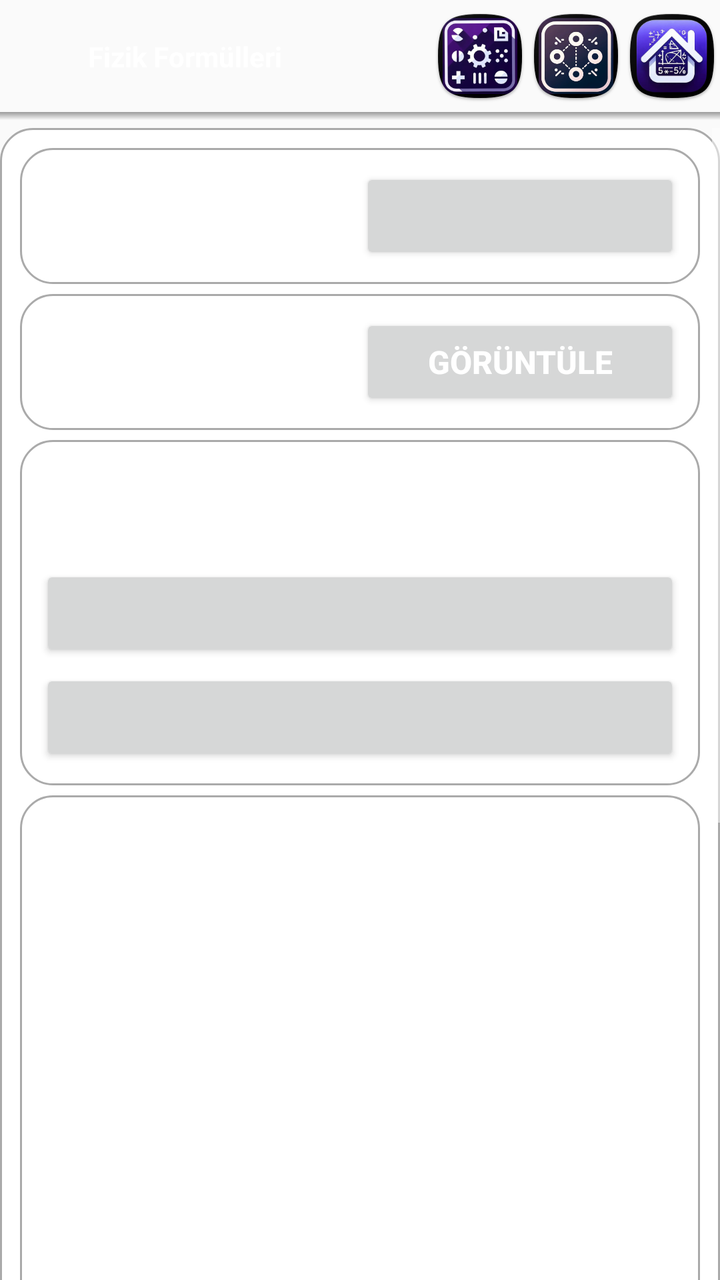
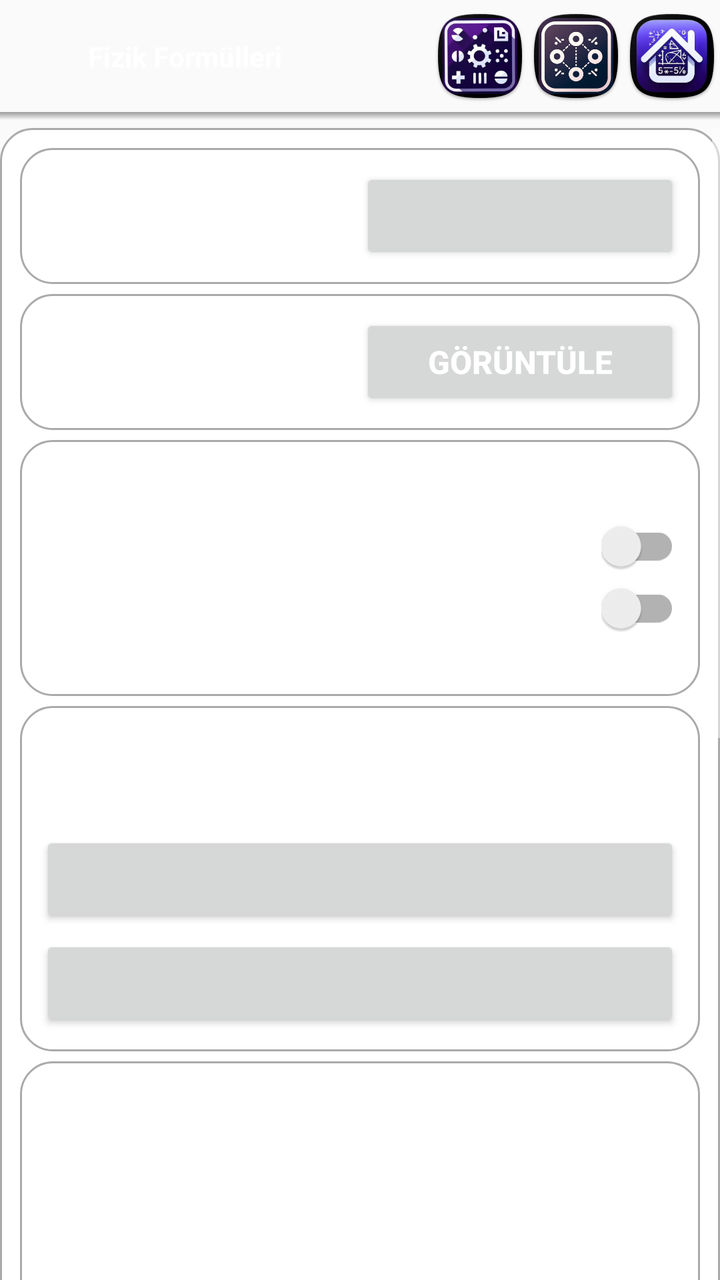

The first picture is an Android layout as it rendered before a commit; the second is the same layout after the commit. The layout source and the unified diff follow.
<!-- AndroidManifest.xml: application theme Theme.Nurullah -->
<!-- res/layout/activity_ayarlar.xml -->
<?xml version="1.0" encoding="utf-8"?>
<androidx.constraintlayout.widget.ConstraintLayout xmlns:android="http://schemas.android.com/apk/res/android"
    xmlns:app="http://schemas.android.com/apk/res-auto"
    xmlns:tools="http://schemas.android.com/tools"
    android:id="@+id/constraintlayout_1"
    android:layout_width="match_parent"
    android:layout_height="match_parent"
    tools:context=".Ayarlar">

    
    <include
        android:id="@+id/toolbar"
        layout="@layout/toolbar_layout_1"
        android:layout_width="match_parent"
        android:layout_height="wrap_content"
        android:elevation="4dp"
        app:layout_constraintTop_toTopOf="parent" />

    <View
        android:id="@+id/toolbar_shadow"
        android:layout_width="match_parent"
        android:layout_height="4dp"
        android:background="@drawable/toolbar_golge"
        app:layout_constraintTop_toBottomOf="@id/toolbar" />

    <ScrollView
        android:layout_width="0dp"
        android:layout_height="0dp"
        android:layout_marginTop="4dp"
        app:layout_constraintWidth_max="@dimen/content_max_width"
        app:layout_constraintTop_toBottomOf="@id/toolbar_shadow"
        app:layout_constraintStart_toStartOf="parent"
        app:layout_constraintEnd_toEndOf="parent"
        app:layout_constraintBottom_toBottomOf="parent">

        <LinearLayout
            android:id="@+id/linearlayout_1"
            android:layout_width="match_parent"
            android:layout_height="wrap_content"
            android:orientation="vertical"
            android:padding="10dp"
            android:background="@drawable/rounded_corners">

            <LinearLayout
                android:id="@+id/linearlayout_2"
                android:layout_width="match_parent"
                android:layout_height="wrap_content"
                android:orientation="horizontal"
                android:padding="10dp"
                android:background="@drawable/rounded_corners">
                <TextView
                    android:id="@+id/tv_oyver"
                    android:layout_width="0dp"
                    android:layout_height="wrap_content"
                    android:layout_weight="1"
                    android:textSize="16sp"
                    android:textStyle="bold" />
                <Button
                    android:id="@+id/btn_oyver"
                    android:layout_width="0dp"
                    android:layout_height="wrap_content"
                    android:layout_weight="1"
                    android:textSize="16sp"
                    android:textStyle="bold" />
            </LinearLayout>

            <LinearLayout
                android:id="@+id/linearlayout_privacy"
                android:layout_width="match_parent"
                android:layout_height="wrap_content"
                android:layout_marginTop="5dp"
                android:orientation="horizontal"
                android:padding="10dp"
                android:background="@drawable/rounded_corners">
                <TextView
                    android:id="@+id/tv_privacy"
                    android:layout_width="0dp"
                    android:layout_height="wrap_content"
                    android:layout_weight="1"
                    android:text="@string/privacy_policy"
                    android:textSize="16sp"
                    android:textStyle="bold" />
                <Button
                    android:id="@+id/btn_privacy"
                    android:layout_width="0dp"
                    android:layout_height="wrap_content"
                    android:layout_weight="1"
                    android:text="@string/privacy_policy_open"
                    android:textSize="16sp"
                    android:textStyle="bold" />
            </LinearLayout>

            <LinearLayout
                android:id="@+id/linearlayout_premium"
                android:layout_width="match_parent"
                android:layout_height="wrap_content"
                android:layout_marginTop="5dp"
                android:orientation="vertical"
                android:padding="10dp"
                android:background="@drawable/rounded_corners">

                <TextView
                    android:id="@+id/tv_premium_title"
                    android:layout_width="match_parent"
                    android:layout_height="wrap_content"
                    android:textSize="16sp"
                    android:textStyle="bold" />

                <TextView
                    android:id="@+id/tv_premium_status"
                    android:layout_width="match_parent"
                    android:layout_height="wrap_content"
                    android:layout_marginTop="4dp"
                    android:textSize="14sp" />

                <Button
                    android:id="@+id/btn_premium_buy"
                    android:layout_width="match_parent"
                    android:layout_height="wrap_content"
                    android:layout_marginTop="8dp"
                    android:textSize="15sp" />

                <Button
                    android:id="@+id/btn_premium_restore"
                    android:layout_width="match_parent"
                    android:layout_height="wrap_content"
                    android:layout_marginTop="4dp"
                    android:textSize="14sp" />
            </LinearLayout>

            <LinearLayout
                android:id="@+id/linearlayout_3"
                android:layout_width="match_parent"
                android:layout_height="wrap_content"
                android:layout_marginTop="5dp"
                android:orientation="vertical"
                android:padding="10dp"
                android:background="@drawable/rounded_corners">

                <TextView
                    android:id="@+id/tv_tema_sec"
                    android:layout_width="match_parent"
                    android:layout_height="wrap_content"
                    android:textSize="16sp"
                    android:textStyle="bold" />

                <RadioGroup
                    android:id="@+id/theme_group"
                    android:layout_width="match_parent"
                    android:layout_height="wrap_content"
                    android:orientation="vertical">

                    <RadioButton
                        android:id="@+id/radio_nurullah"
                        android:layout_width="match_parent"
                        android:layout_height="wrap_content" />
                    <TextView
                        android:layout_width="match_parent"
                        android:layout_height="wrap_content"
                        android:textSize="14sp"
                        android:textColor="#000000" />

                    <RadioButton
                        android:id="@+id/radio_nadiye"
                        android:layout_width="match_parent"
                        android:layout_height="wrap_content" />
                    <TextView
                        android:layout_width="match_parent"
                        android:layout_height="wrap_content"
                        android:textSize="14sp"
                        android:textColor="#000000" />

                    <RadioButton
                        android:id="@+id/radio_sude"
                        android:layout_width="match_parent"
                        android:layout_height="wrap_content" />
                    <TextView
                        android:layout_width="match_parent"
                        android:layout_height="wrap_content"
                        android:textSize="14sp"
                        android:textColor="#000000" />

                    <RadioButton
                        android:id="@+id/radio_kubra"
                        android:layout_width="match_parent"
                        android:layout_height="wrap_content" />
                    <TextView
                        android:layout_width="match_parent"
                        android:layout_height="wrap_content"
                        android:textSize="14sp"
                        android:textColor="#000000" />

                    <RadioButton
                        android:id="@+id/radio_zeynep"
                        android:layout_width="match_parent"
                        android:layout_height="wrap_content" />
                    <TextView
                        android:layout_width="match_parent"
                        android:layout_height="wrap_content"
                        android:textSize="14sp"
                        android:textColor="#000000" />

                    <RadioButton
                        android:id="@+id/radio_irem"
                        android:layout_width="match_parent"
                        android:layout_height="wrap_content" />
                    <TextView
                        android:layout_width="match_parent"
                        android:layout_height="wrap_content"
                        android:textSize="14sp"
                        android:textColor="#000000" />

                    <RadioButton
                        android:id="@+id/radio_ilknur"
                        android:layout_width="match_parent"
                        android:layout_height="wrap_content" />
                    <TextView
                        android:layout_width="match_parent"
                        android:layout_height="wrap_content"
                        android:textSize="14sp"
                        android:textColor="#000000" />

                    <RadioButton
                        android:id="@+id/radio_rukiye"
                        android:layout_width="match_parent"
                        android:layout_height="wrap_content" />
                    <TextView
                        android:layout_width="match_parent"
                        android:layout_height="wrap_content"
                        android:textSize="14sp"
                        android:textColor="#000000" />

                    <RadioButton
                        android:id="@+id/radio_hilal"
                        android:layout_width="match_parent"
                        android:layout_height="wrap_content" />
                    <TextView
                        android:layout_width="match_parent"
                        android:layout_height="wrap_content"
                        android:textSize="14sp"
                        android:textColor="#000000" />
                </RadioGroup>
            </LinearLayout>

            <LinearLayout
                android:id="@+id/linearlayout_4"
                android:layout_width="match_parent"
                android:layout_height="wrap_content"
                android:layout_marginTop="5dp"
                android:orientation="vertical"
                android:padding="10dp"
                android:background="@drawable/rounded_corners">
                <TextView
                    android:id="@+id/tv_dilsec"
                    android:layout_width="match_parent"
                    android:layout_height="wrap_content"
                    android:textSize="16sp"
                    android:textStyle="bold" />
                <RadioGroup
                    android:id="@+id/language_group"
                    android:layout_width="match_parent"
                    android:layout_height="wrap_content"
                    android:orientation="vertical">
                    <RadioButton
                        android:id="@+id/radio_english"
                        android:layout_width="wrap_content"
                        android:layout_height="wrap_content" />
                    <RadioButton
                        android:id="@+id/radio_turkish"
                        android:layout_width="wrap_content"
                        android:layout_height="wrap_content" />
                </RadioGroup>
            </LinearLayout>
        </LinearLayout>
    </ScrollView>
</androidx.constraintlayout.widget.ConstraintLayout>
<!-- res/layout/toolbar_layout_1.xml (included above) -->
<?xml version="1.0" encoding="utf-8"?>
<androidx.appcompat.widget.Toolbar xmlns:android="http://schemas.android.com/apk/res/android"
    xmlns:app="http://schemas.android.com/apk/res-auto"
    android:id="@+id/toolbar"
    android:layout_width="match_parent"
    android:layout_height="?attr/actionBarSize"
    app:contentInsetStart="0dp"
    app:contentInsetStartWithNavigation="0dp"
    app:contentInsetLeft="0dp"
    app:popupTheme="@style/ThemeOverlay.AppCompat.Light">

    <androidx.constraintlayout.widget.ConstraintLayout
        android:layout_width="match_parent"
        android:layout_height="match_parent">

        <ImageView
            android:id="@+id/logo"
            android:layout_width="@dimen/toolbar_logo_size"
            android:layout_height="@dimen/toolbar_logo_size"
            android:layout_marginStart="@dimen/toolbar_logo_margin_start"
            android:layout_marginEnd="@dimen/toolbar_logo_text_gap"
            android:adjustViewBounds="true"
            android:contentDescription="@string/image_todo_2"
            android:scaleType="fitCenter"
            android:src="@mipmap/ic_launcher"
            app:layout_constraintBottom_toBottomOf="parent"
            app:layout_constraintStart_toStartOf="parent"
            app:layout_constraintTop_toTopOf="parent" />

        <TextView
            android:id="@+id/text_container"
            android:layout_width="0dp"
            android:layout_height="wrap_content"
            android:ellipsize="end"
            android:gravity="center_vertical"
            android:maxLines="1"
            android:text="@string/toolbar_baslik_default"
            android:textSize="@dimen/toolbar_title_text"
            android:textStyle="bold"
            app:layout_constraintBottom_toBottomOf="parent"
            app:layout_constraintEnd_toStartOf="@id/view_container"
            app:layout_constraintStart_toEndOf="@id/logo"
            app:layout_constraintTop_toTopOf="parent" />

        <LinearLayout
            android:id="@+id/view_container"
            android:layout_width="wrap_content"
            android:layout_height="match_parent"
            android:gravity="center_vertical"
            android:orientation="horizontal"
            app:layout_constraintBottom_toBottomOf="parent"
            app:layout_constraintEnd_toEndOf="parent"
            app:layout_constraintTop_toTopOf="parent">

            <ImageButton
                android:id="@+id/btn_settings"
                android:layout_width="wrap_content"
                android:layout_height="match_parent"
                android:background="?attr/selectableItemBackground"
                android:contentDescription="@string/image_todo_3"
                android:src="@mipmap/ayarlar_011" />

            <ImageButton
                android:id="@+id/btn_share"
                android:layout_width="wrap_content"
                android:layout_height="match_parent"
                android:background="?attr/selectableItemBackground"
                android:contentDescription="@string/image_todo_4"
                android:src="@mipmap/paylas_03" />

            <ImageButton
                android:id="@+id/btn_home"
                android:layout_width="wrap_content"
                android:layout_height="match_parent"
                android:background="?attr/selectableItemBackground"
                android:contentDescription="@string/image_todo_5"
                android:src="@mipmap/anasayfa_021" />
        </LinearLayout>
    </androidx.constraintlayout.widget.ConstraintLayout>
</androidx.appcompat.widget.Toolbar>
<!-- resources referenced by this layout -->
<resources>
  <dimen name="content_max_width">10000dp</dimen>
  <dimen name="toolbar_logo_margin_start">8dp</dimen>
  <dimen name="toolbar_logo_size">36dp</dimen>
  <dimen name="toolbar_logo_text_gap">18dp</dimen>
  <dimen name="toolbar_title_text">14sp</dimen>
  <!-- drawable rounded_corners (drawable) -->
  <?xml version="1.0" encoding="utf-8"?>
  <shape xmlns:android="http://schemas.android.com/apk/res/android">
      <solid android:color="@android:color/white"/>
      <corners android:radius="16dp"/>
      <stroke android:width="1dp" android:color="@android:color/darker_gray"/>
  </shape>
  <!-- drawable toolbar_golge (drawable) -->
  <?xml version="1.0" encoding="utf-8"?>
  <shape xmlns:android="http://schemas.android.com/apk/res/android"
      android:shape="rectangle" >
      <gradient
          android:angle="-90"
          android:endColor="#00000000"
          android:startColor="#60000000" />
      <corners android:radius="0dp" />
  </shape>
  <!-- mipmap anasayfa_021: png bitmap (mipmap-hdpi, 9917 bytes) -->
  <!-- mipmap ayarlar_011: png bitmap (mipmap-hdpi, 10237 bytes) -->
  <!-- mipmap ic_launcher (mipmap-anydpi-v26) -->
  <?xml version="1.0" encoding="utf-8"?>
  <adaptive-icon xmlns:android="http://schemas.android.com/apk/res/android">
      <background android:drawable="@drawable/ic_launcher_background"/>
      <foreground android:drawable="@mipmap/ic_launcher_foreground"/>
  </adaptive-icon>
  <!-- mipmap paylas_03: png bitmap (mipmap-hdpi, 9670 bytes) -->
  <string name="image_todo_2">Logo</string>
  <string name="image_todo_3">Ayarlar</string>
  <string name="image_todo_4">Paylaş</string>
  <string name="image_todo_5">Ana Sayfa</string>
  <string name="privacy_policy">Gizlilik Politikası</string>
  <string name="privacy_policy_open">Görüntüle</string>
  <string name="toolbar_baslik_default">Fizik Formülleri</string>
  <style name="Theme.Nurullah" parent="Theme.MatematikBase">
          <item name="colorPrimary">@color/nurullah_primary</item>
              <item name="colorPrimaryDark">@color/nurullah_primary_dark</item>
              <item name="colorAccent">@color/nurullah_accent</item>
          </style>
  <style name="Theme.MatematikBase" parent="Theme.MaterialComponents.DayNight.NoActionBar.Bridge">
          <item name="android:textColor">@color/text_primary</item>
          <item name="android:textColorPrimary">@color/text_primary</item>
          <item name="android:textColorSecondary">@color/text_primary</item>
          <item name="android:textSize">14sp</item>
          <item name="android:windowDrawsSystemBarBackgrounds">true</item>
          <item name="android:enforceStatusBarContrast">false</item>
          <item name="android:enforceNavigationBarContrast">false</item>
          <item name="textAppearanceBody1">@style/TextAppearance.Matematik.Body1</item>
          <item name="textAppearanceCaption">@style/TextAppearance.Matematik.Caption</item>
          <item name="textAppearanceSubtitle1">@style/TextAppearance.Matematik.Subtitle1</item>
      </style>
  <color name="nurullah_primary">#7D2CF1</color>
  <color name="nurullah_primary_dark">#6200EE</color>
  <color name="nurullah_accent">#9979D3</color>
  <color name="text_primary">#ffffff</color>
  <style name="TextAppearance.Matematik.Body1" parent="TextAppearance.AppCompat.Body1">
          <item name="android:textColor">@color/text_primary</item>
      </style>
  <style name="TextAppearance.Matematik.Caption" parent="TextAppearance.AppCompat.Caption">
          <item name="android:textColor">@color/text_primary</item>
      </style>
  <style name="TextAppearance.Matematik.Subtitle1" parent="TextAppearance.AppCompat.Subhead">
          <item name="android:textColor">@color/text_primary</item>
      </style>
  <!-- unchanged entries left out for length: 1 -->
</resources>

<!-- the commit's change to res/layout/activity_ayarlar.xml (unified diff, before → after) -->
@@ -88,6 +88,74 @@
                     android:text="@string/privacy_policy_open"
                     android:textSize="16sp"
                     android:textStyle="bold" />
+            </LinearLayout>
+
+            <LinearLayout
+                android:id="@+id/linearlayout_notifications"
+                android:layout_width="match_parent"
+                android:layout_height="wrap_content"
+                android:layout_marginTop="5dp"
+                android:orientation="vertical"
+                android:padding="10dp"
+                android:background="@drawable/rounded_corners">
+
+                <TextView
+                    android:id="@+id/tv_notifications_title"
+                    android:layout_width="match_parent"
+                    android:layout_height="wrap_content"
+                    android:text="@string/notifications_section_title"
+                    android:textSize="16sp"
+                    android:textStyle="bold" />
+
+                <LinearLayout
+                    android:layout_width="match_parent"
+                    android:layout_height="wrap_content"
+                    android:layout_marginTop="8dp"
+                    android:gravity="center_vertical"
+                    android:orientation="horizontal">
+
+                    <TextView
+                        android:id="@+id/tv_pref_announcements"
+                        android:layout_width="0dp"
+                        android:layout_height="wrap_content"
+                        android:layout_weight="1"
+                        android:text="@string/pref_announcements"
+                        android:textSize="15sp" />
+
+                    <com.google.android.material.switchmaterial.SwitchMaterial
+                        android:id="@+id/switch_announcements"
+                        android:layout_width="wrap_content"
+                        android:layout_height="wrap_content" />
+                </LinearLayout>
+
+                <LinearLayout
+                    android:layout_width="match_parent"
+                    android:layout_height="wrap_content"
+                    android:layout_marginTop="4dp"
+                    android:gravity="center_vertical"
+                    android:orientation="horizontal">
+
+                    <TextView
+                        android:id="@+id/tv_pref_study_reminder"
+                        android:layout_width="0dp"
+                        android:layout_height="wrap_content"
+                        android:layout_weight="1"
+                        android:text="@string/pref_study_reminder"
+                        android:textSize="15sp" />
+
+                    <com.google.android.material.switchmaterial.SwitchMaterial
+                        android:id="@+id/switch_study_reminder"
+                        android:layout_width="wrap_content"
+                        android:layout_height="wrap_content" />
+                </LinearLayout>
+
+                <TextView
+                    android:id="@+id/tv_pref_study_hint"
+                    android:layout_width="match_parent"
+                    android:layout_height="wrap_content"
+                    android:layout_marginTop="4dp"
+                    android:text="@string/pref_study_reminder_hint"
+                    android:textSize="12sp" />
             </LinearLayout>
 
             <LinearLayout
<!-- resource entries referenced after the edit -->
@@ -35,6 +35,10 @@
   <string name="image_todo_3">Ayarlar</string>
   <string name="image_todo_4">Paylaş</string>
   <string name="image_todo_5">Ana Sayfa</string>
+  <string name="notifications_section_title">Bildirimler</string>
+  <string name="pref_announcements">Duyurular (FCM)</string>
+  <string name="pref_study_reminder">Çalışma hatırlatıcısı</string>
+  <string name="pref_study_reminder_hint">Her gün saat 18:00 civarı kısa hatırlatma</string>
   <string name="privacy_policy">Gizlilik Politikası</string>
   <string name="privacy_policy_open">Görüntüle</string>
   <string name="toolbar_baslik_default">Fizik Formülleri</string>
